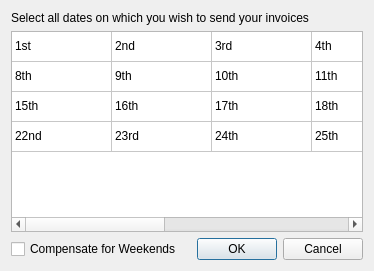
Qt form Gui/AssignDatesUI.ui (smithbro2115/Clocking) before a commit.
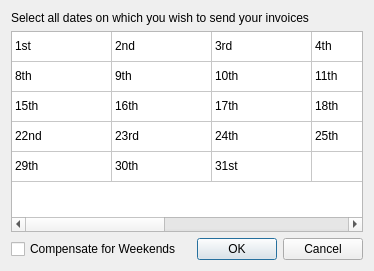
The same form after that commit.

Commit message: - Added more available dates for assigning - You can now assign whether you want to email invoices on the make user screen - Fixed some user editing bugs

What changed in the file:
```diff
--- a/Gui/AssignDatesUI.ui
+++ b/Gui/AssignDatesUI.ui
@@ -101,6 +101,11 @@
           <string>3</string>
          </property>
         </row>
+        <row>
+         <property name="text">
+          <string>4</string>
+         </property>
+        </row>
         <column>
          <property name="text">
           <string>New Column</string>
@@ -276,6 +281,44 @@
           <string>28th</string>
          </property>
         </item>
+        <item row="4" column="0">
+         <property name="text">
+          <string>29th</string>
+         </property>
+        </item>
+        <item row="4" column="1">
+         <property name="text">
+          <string>30th</string>
+         </property>
+        </item>
+        <item row="4" column="2">
+         <property name="text">
+          <string>31st</string>
+         </property>
+        </item>
+        <item row="4" column="3">
+         <property name="text">
+          <string/>
+         </property>
+         <property name="flags">
+          <set>ItemIsDragEnabled|ItemIsUserCheckable|ItemIsEnabled</set>
+         </property>
+        </item>
+        <item row="4" column="4">
+         <property name="flags">
+          <set>ItemIsDragEnabled|ItemIsUserCheckable|ItemIsEnabled</set>
+         </property>
+        </item>
+        <item row="4" column="5">
+         <property name="flags">
+          <set>ItemIsDragEnabled|ItemIsUserCheckable|ItemIsEnabled</set>
+         </property>
+        </item>
+        <item row="4" column="6">
+         <property name="flags">
+          <set>ItemIsDragEnabled|ItemIsUserCheckable|ItemIsEnabled</set>
+         </property>
+        </item>
        </widget>
       </item>
      </layout>
```
The commit also changes 7 other files.
